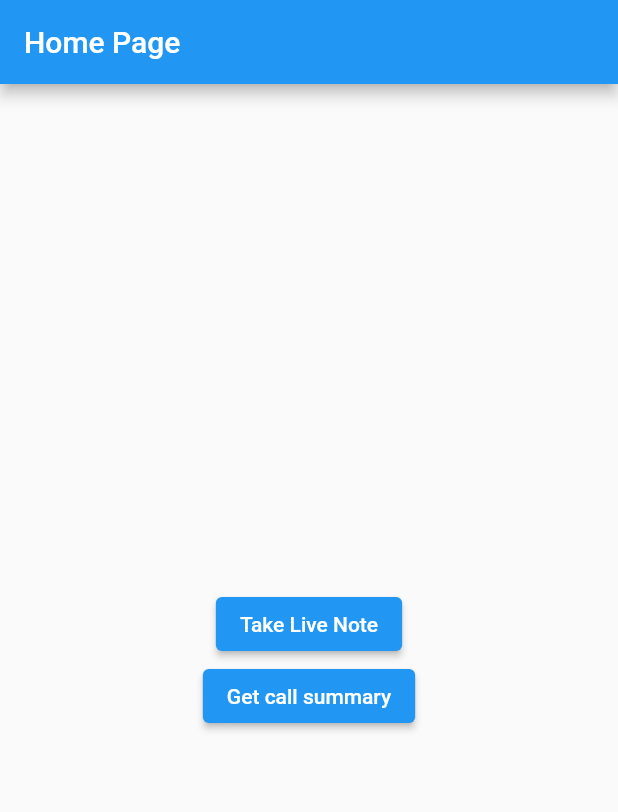
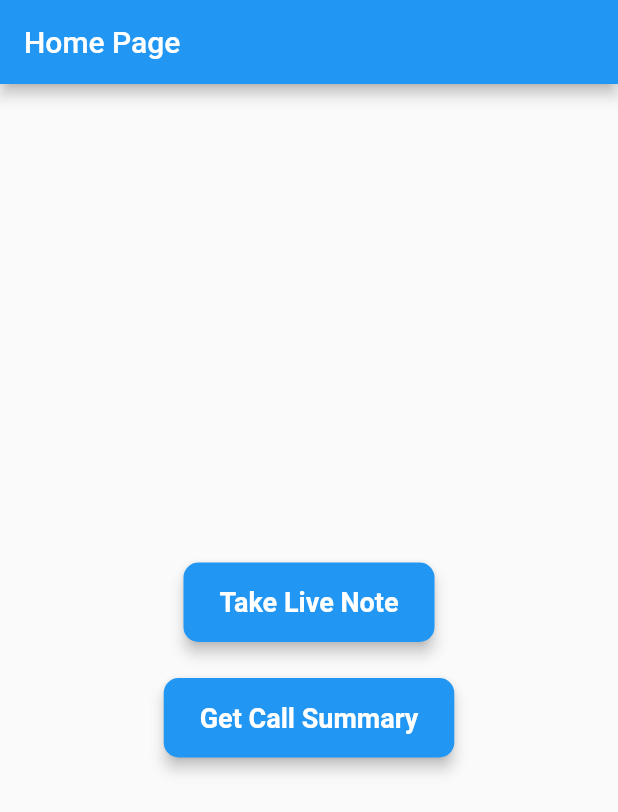
Before and after one commit to Gre8Gatsby/C-Note, a Flutter app: the screen it shows after launch, on a phone screen of 412 x 824 dp. Shown: the top 812 px of the screen. Run offline on Flutter 3.47's test engine with Material 2 defaults, Android fonts, the phone set to English and light mode, and no system bars; our stand-ins replace speech_to_text.

Commit message:
button changed to cardButton

```diff
--- a/lib/screens/homeScreen.dart
+++ b/lib/screens/homeScreen.dart
@@ -16,19 +16,18 @@
         child: Column(
           mainAxisAlignment: MainAxisAlignment.center,
           children: [
-            ElevatedButton(
-              child: Text('Take Live Note'),
+            CardButton(
+              title: 'Take Live Note',
               onPressed: () {
                 Navigator.pushNamed(context, '/liveNotes');
               },
-
             ),
-            ElevatedButton(
-              child: Text('Get call summary'),
+            SizedBox(height: 16),
+            CardButton(
+              title: 'Get Call Summary',
               onPressed: () {
                 Navigator.pushNamed(context, '/callSummary');
               },
-
             ),
           ],
         ),
@@ -36,3 +35,36 @@
     );
   }
 }
+
+class CardButton extends StatelessWidget {
+  final String title;
+  final VoidCallback onPressed;
+
+  const CardButton({required this.title, required this.onPressed});
+
+  @override
+  Widget build(BuildContext context) {
+    return Card(
+      elevation: 4,
+      shape: RoundedRectangleBorder(
+        borderRadius: BorderRadius.circular(10),
+      ),
+      color: Colors.blue, // Set the background color to blue
+      child: InkWell(
+        onTap: onPressed,
+        borderRadius: BorderRadius.circular(10),
+        child: Container(
+          padding: EdgeInsets.symmetric(vertical: 16, horizontal: 24),
+          child: Text(
+            title,
+            style: TextStyle(
+              fontSize: 18,
+              fontWeight: FontWeight.w600,
+              color: Colors.white, // Set the text color to white
+            ),
+          ),
+        ),
+      ),
+    );
+  }
+}
--- a/lib/screens/noteScreen.dart
+++ b/lib/screens/noteScreen.dart
@@ -24,7 +24,7 @@
 
       String timestamp = DateFormat('yyyyMMdd_HHmmss').format(DateTime.now());
 
-      File file = File('${dir?.path}/verbalyze$timestamp.txt'); // Use the timestamp in the filename
+      File file = File('${dir?.path}/verbalyze$timestamp.txt');
       await file.writeAsString(text);
 
       showDialog(
```
